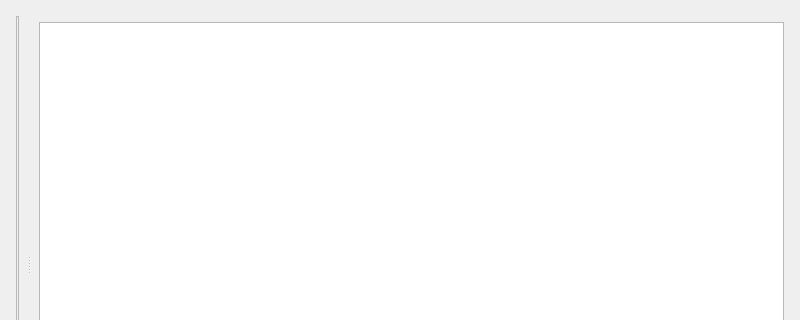
Above: kst1kde4/kst/src/libkstapp/datamanager.ui from Kst-plot/kst-subversion-archive before the change; both pictures show x 0 to 800 and y 0 to 320 of the 800 by 527 pixel window. Below: the same form after it.
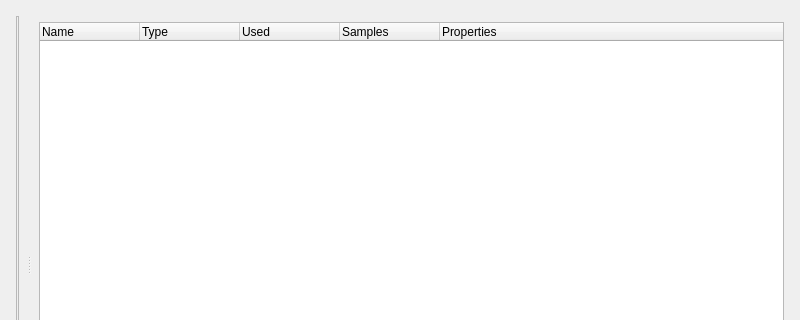
That is the form after the change. Custom widgets are drawn as their Qt base class.

Commit message: continue kst1kde4

The edit to the form file:
```diff
--- a/kst1kde4/kst/src/libkstapp/datamanager.ui
+++ b/kst1kde4/kst/src/libkstapp/datamanager.ui
@@ -54,7 +54,7 @@
         <widget class="Q3HBox" name="SearchBox" native="true"/>
        </item>
        <item>
-        <widget class="QListWidget" name="DataView">
+        <widget class="QTreeWidget" name="DataView">
          <property name="sizePolicy">
           <sizepolicy hsizetype="Expanding" vsizetype="Expanding">
            <horstretch>1</horstretch>
```
The commit also changes 2 other files.
